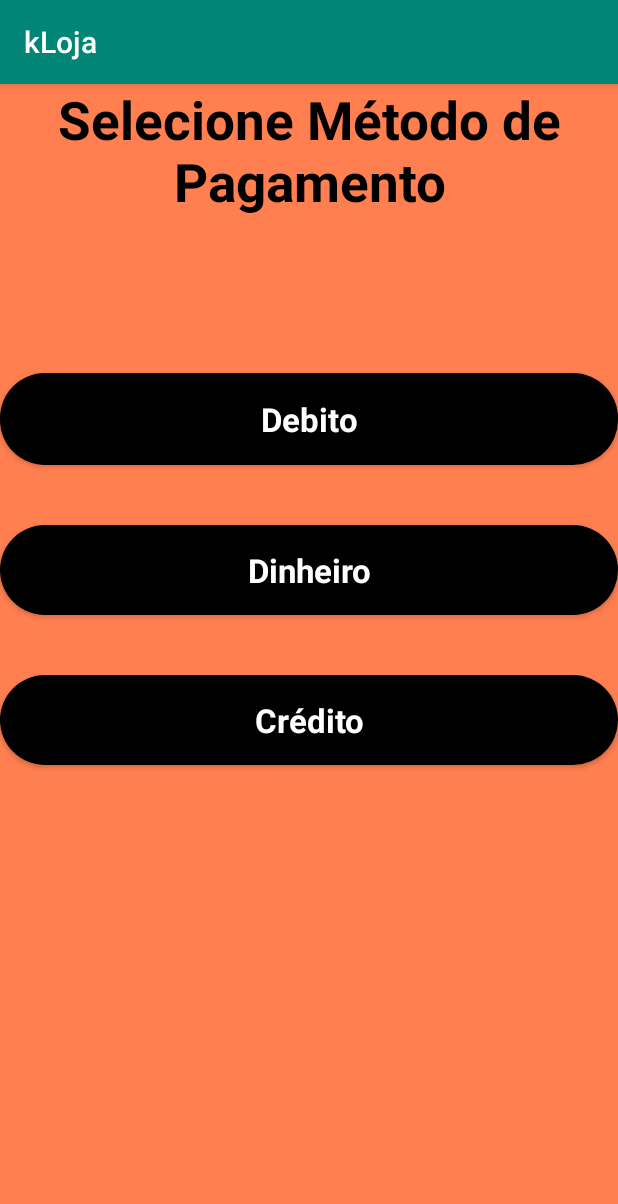
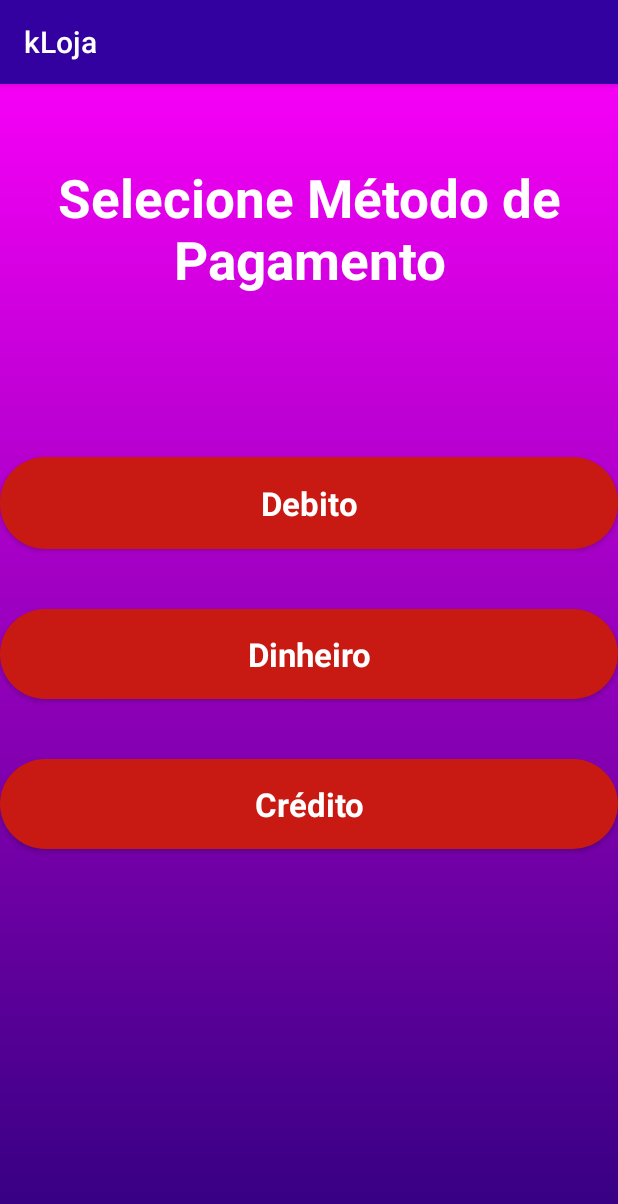
Before and after one commit to rezendevictor/LojaAndroidApp, an Android app: the PagamentoActivity screen opened directly, with no data from a screen before it, on a phone screen of 412 x 824 dp. Shown: the top 1204 px of the screen. Run offline under Robolectric (Android 15) with nearby library versions, the phone set to English and light mode, and no system bars.

Commit message:
Colors adjusted

```diff
--- /dev/null
+++ b/app/src/main/res/drawable/backgroundgradient.xml
@@ -0,0 +1,12 @@
+<?xml version="1.0" encoding="utf-8"?>
+<selector xmlns:android="http://schemas.android.com/apk/res/android">
+    <item>
+        <shape>
+            <gradient
+                android:angle="90"
+                android:endColor="#f600f6"
+                android:startColor="#320080"
+                android:type="linear" />
+        </shape>
+    </item>
+</selector>
--- a/app/src/main/res/drawable/oval_shape.xml
+++ b/app/src/main/res/drawable/oval_shape.xml
@@ -9,7 +9,7 @@
         android:topLeftRadius="30dp"
         android:topRightRadius="30dp" />
 
-    <solid android:color="#000" />
+    <solid android:color="#c81912" />
 
     <padding
         android:bottom="0dp"
--- a/app/src/main/res/layout/activity_main.xml
+++ b/app/src/main/res/layout/activity_main.xml
@@ -4,7 +4,7 @@
     xmlns:tools="http://schemas.android.com/tools"
     android:layout_width="match_parent"
     android:layout_height="match_parent"
-    android:background="#17212c"
+    android:background="@drawable/backgroundgradient"
     tools:context=".MainActivity"
     android:id="@+id/Main"
     >
@@ -27,9 +27,10 @@
             app:layout_constraintVertical_bias="0.0" />
 
         <LinearLayout
-            android:layout_width="wrap_content"
+            android:layout_width="match_parent"
             android:layout_height="0dp"
-            android:layout_weight="1"
+            android:gravity="center"
+            android:layout_weight="2"
             android:orientation="horizontal">
 
             <Button
--- a/app/src/main/res/layout/activity_payment.xml
+++ b/app/src/main/res/layout/activity_payment.xml
@@ -4,7 +4,7 @@
     xmlns:tools="http://schemas.android.com/tools"
     android:layout_width="match_parent"
     android:layout_height="match_parent"
-    android:background="#FF7F50"
+    android:background="@drawable/backgroundgradient"
     >
 
     <TextView
@@ -12,10 +12,11 @@
         android:layout_width="match_parent"
         android:layout_height="wrap_content"
         android:layout_alignParentTop="true"
+        android:layout_marginTop="52dp"
         android:gravity="center"
         android:text="@string/metodo_pag"
+        android:textColor="@android:color/white"
         android:textSize="35sp"
-        android:textColor="@android:color/black"
         android:textStyle="bold"
         app:layout_constraintStart_toStartOf="parent"
         app:layout_constraintTop_toTopOf="parent" />
@@ -26,7 +27,7 @@
         android:layout_width="match_parent"
         android:layout_height="61dp"
         android:layout_below="@+id/TextMetodo"
-        android:layout_marginTop="104dp"
+        android:layout_marginTop="108dp"
         android:text="Debito"
         app:layout_constraintStart_toStartOf="parent"
         app:layout_constraintTop_toBottomOf="@+id/TextMetodo" />
@@ -39,7 +40,7 @@
         android:layout_alignParentBottom="true"
         android:text="Dinheiro"
         app:layout_constraintEnd_toEndOf="parent"
-        app:layout_constraintHorizontal_bias="1.0"
+        app:layout_constraintHorizontal_bias="0.0"
         app:layout_constraintStart_toStartOf="parent"
         app:layout_constraintTop_toBottomOf="@+id/Debito" />
 
--- a/app/src/main/res/values/colors.xml
+++ b/app/src/main/res/values/colors.xml
@@ -1,6 +1,6 @@
 <?xml version="1.0" encoding="utf-8"?>
 <resources>
-    <color name="colorPrimary">#008577</color>
-    <color name="colorPrimaryDark">#00574B</color>
+    <color name="colorPrimaryDark">#320080</color>
+    <color name="colorPrimary">#32019F</color>
     <color name="colorAccent">#D81B60</color>
 </resources>
```
